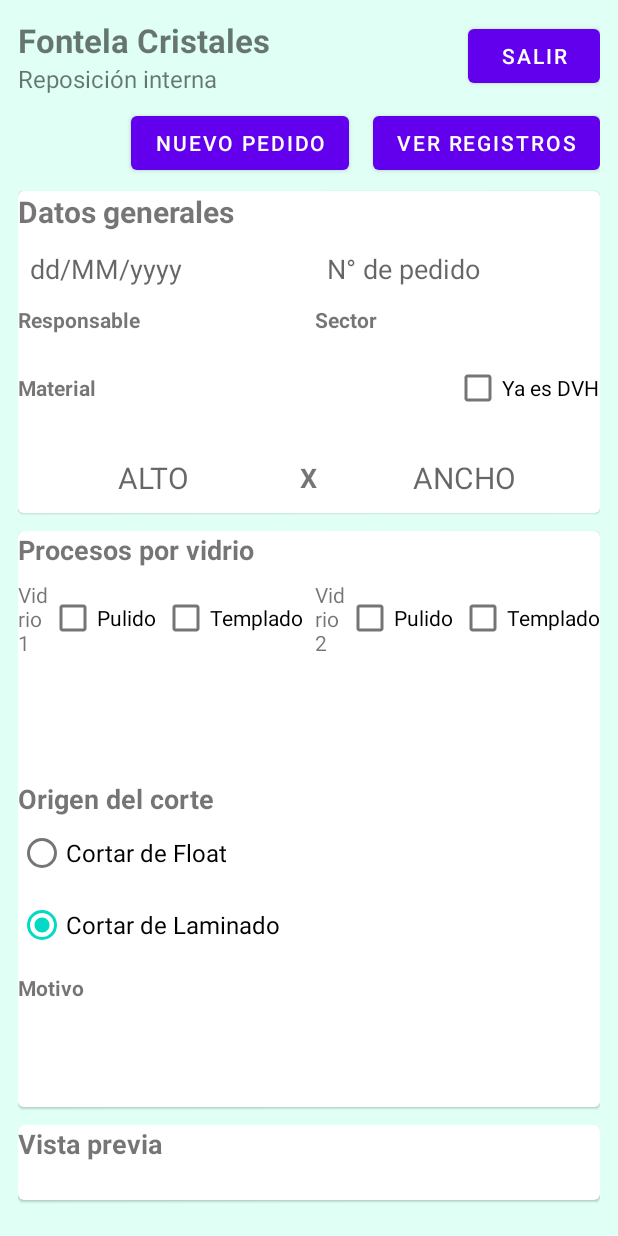
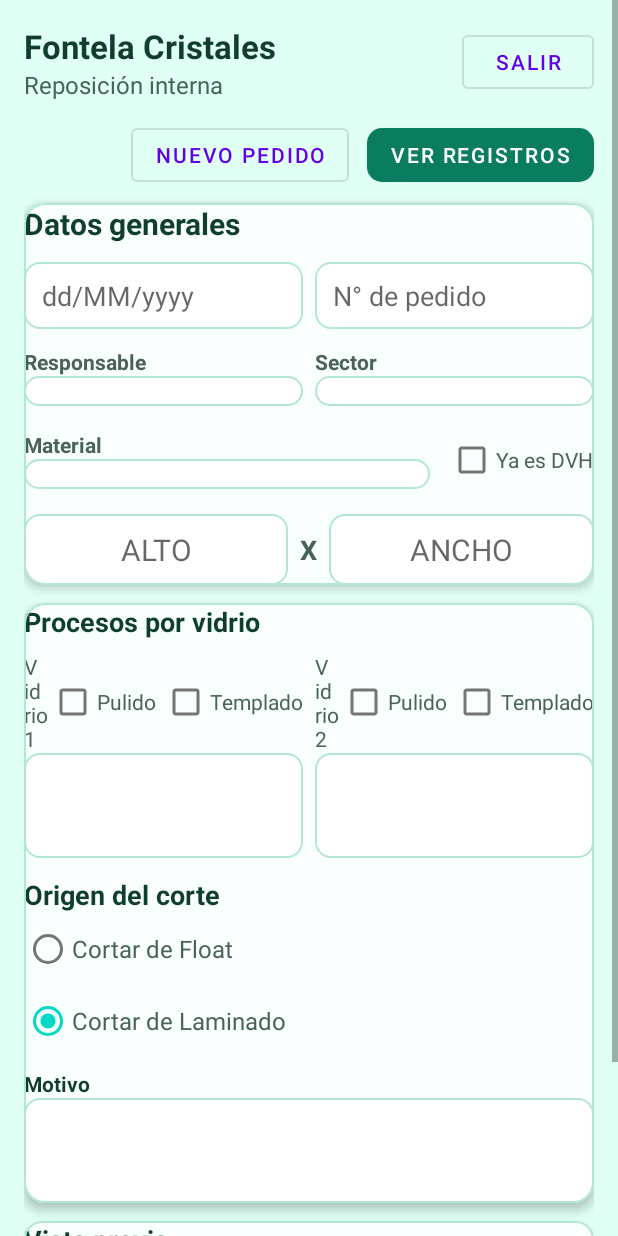
Before and after one commit to isalva-glitch/ReposicionInterna, an Android app: the layout activity_main.xml on its own in the app's theme, with its tools: preview values and no code run, on a phone screen of 412 x 824 dp. Run offline under Robolectric (Android 15) with nearby library versions, the phone set to English and light mode, and no system bars.

Commit message:
Mejoras visuales en pantallas sin alterar flujo

```diff
--- /dev/null
+++ b/app/src/main/res/drawable/input_background.xml
@@ -0,0 +1,14 @@
+<?xml version="1.0" encoding="utf-8"?>
+<shape xmlns:android="http://schemas.android.com/apk/res/android"
+    android:shape="rectangle">
+    <solid android:color="@android:color/white" />
+    <corners android:radius="10dp" />
+    <padding
+        android:left="12dp"
+        android:top="10dp"
+        android:right="12dp"
+        android:bottom="10dp" />
+    <stroke
+        android:width="1dp"
+        android:color="@color/card_stroke" />
+</shape>
--- a/app/src/main/res/layout/activity_main.xml
+++ b/app/src/main/res/layout/activity_main.xml
@@ -1,17 +1,24 @@
 <?xml version="1.0" encoding="utf-8"?>
-<LinearLayout xmlns:android="http://schemas.android.com/apk/res/android"
+<ScrollView xmlns:android="http://schemas.android.com/apk/res/android"
+    xmlns:app="http://schemas.android.com/apk/res-auto"
     android:layout_width="match_parent"
     android:layout_height="match_parent"
-    android:orientation="vertical"
-    android:padding="12dp"
-    android:background="#E0FFF5">
+    android:background="@color/app_bg"
+    android:fillViewport="true">
+
+    <LinearLayout
+        android:layout_width="match_parent"
+        android:layout_height="wrap_content"
+        android:orientation="vertical"
+        android:padding="16dp">
 
         <!-- CABECERA: Título + Subtítulo + Salir -->
         <LinearLayout
             android:layout_width="match_parent"
             android:layout_height="wrap_content"
             android:orientation="horizontal"
-            android:gravity="center_vertical">
+            android:gravity="center_vertical"
+            android:paddingBottom="8dp">
 
             <LinearLayout
                 android:layout_width="0dp"
@@ -25,17 +32,20 @@
                     android:layout_height="wrap_content"
                     android:text="Fontela Cristales"
                     android:textSize="22sp"
-                    android:textStyle="bold" />
+                    android:textStyle="bold"
+                    android:textColor="@color/accent_text" />
 
                 <TextView
                     android:layout_width="wrap_content"
                     android:layout_height="wrap_content"
                     android:text="Reposición interna"
-                    android:textSize="16sp" />
+                    android:textSize="16sp"
+                    android:textColor="@color/muted_text" />
             </LinearLayout>
 
-            <Button
+            <com.google.android.material.button.MaterialButton
                 android:id="@+id/btnSalir"
+                style="?attr/materialButtonOutlinedStyle"
                 android:layout_width="wrap_content"
                 android:layout_height="wrap_content"
                 android:text="Salir" />
@@ -47,21 +57,27 @@
             android:layout_height="wrap_content"
             android:orientation="horizontal"
             android:gravity="end"
-            android:paddingTop="8dp"
-            android:paddingBottom="8dp">
+            android:paddingTop="4dp"
+            android:paddingBottom="8dp"
+            android:baselineAligned="false">
 
-            <Button
+            <com.google.android.material.button.MaterialButton
                 android:id="@+id/btnNuevoPedido"
+                style="?attr/materialButtonOutlinedStyle"
                 android:layout_width="wrap_content"
                 android:layout_height="wrap_content"
                 android:text="Nuevo pedido" />
 
-            <Button
+            <com.google.android.material.button.MaterialButton
                 android:id="@+id/btnVerRegistros"
                 android:layout_width="wrap_content"
                 android:layout_height="wrap_content"
-                android:layout_marginStart="16dp"
-                android:text="Ver registros" />
+                android:layout_marginStart="12dp"
+                android:text="Ver registros"
+                app:backgroundTint="@color/primary_button"
+                app:strokeColor="@color/primary_button"
+                app:strokeWidth="0dp"
+                app:cornerRadius="10dp" />
         </LinearLayout>
 
         <!-- DATOS GENERALES -->
@@ -69,8 +85,12 @@
             android:layout_width="match_parent"
             android:layout_height="wrap_content"
             android:layout_marginBottom="12dp"
-            android:padding="12dp"
-            android:elevation="3dp">
+            android:padding="16dp"
+            app:cardCornerRadius="14dp"
+            app:cardElevation="4dp"
+            app:cardBackgroundColor="@color/panel_bg"
+            app:strokeColor="@color/card_stroke"
+            app:strokeWidth="1dp">
 
             <LinearLayout
                 android:layout_width="match_parent"
@@ -82,7 +102,8 @@
                     android:layout_height="wrap_content"
                     android:text="Datos generales"
                     android:textStyle="bold"
-                    android:textSize="20sp" />
+                    android:textSize="20sp"
+                    android:textColor="@color/accent_text" />
 
                 <!-- Fecha y número de pedido en la misma fila -->
                 <LinearLayout
@@ -101,8 +122,7 @@
                         android:textSize="18sp"
                         android:focusable="false"
                         android:inputType="date"
-                        android:background="@android:color/white"
-                        android:paddingHorizontal="8dp" />
+                        android:background="@drawable/input_background" />
 
                     <EditText
                         android:id="@+id/etNumeroPedido"
@@ -112,8 +132,7 @@
                         android:layout_marginStart="8dp"
                         android:hint="N° de pedido"
                         android:inputType="number"
-                        android:background="@android:color/white"
-                        android:paddingHorizontal="8dp" />
+                        android:background="@drawable/input_background" />
                 </LinearLayout>
 
                 <!-- Responsable y Sector en dos columnas -->
@@ -134,13 +153,14 @@
                             android:layout_width="wrap_content"
                             android:layout_height="wrap_content"
                             android:text="Responsable"
-                            android:textStyle="bold" />
+                            android:textStyle="bold"
+                            android:textColor="@color/muted_text" />
 
                         <Spinner
                             android:id="@+id/spResponsable"
                             android:layout_width="match_parent"
                             android:layout_height="wrap_content"
-                            android:background="@android:color/white" />
+                            android:background="@drawable/input_background" />
                     </LinearLayout>
 
                     <LinearLayout
@@ -154,13 +174,14 @@
                             android:layout_width="wrap_content"
                             android:layout_height="wrap_content"
                             android:text="Sector"
-                            android:textStyle="bold" />
+                            android:textStyle="bold"
+                            android:textColor="@color/muted_text" />
 
                         <Spinner
                             android:id="@+id/spSector"
                             android:layout_width="match_parent"
                             android:layout_height="wrap_content"
-                            android:background="@android:color/white" />
+                            android:background="@drawable/input_background" />
                     </LinearLayout>
                 </LinearLayout>
 
@@ -182,13 +203,14 @@
                             android:layout_width="wrap_content"
                             android:layout_height="wrap_content"
                             android:text="Material"
-                            android:textStyle="bold" />
+                            android:textStyle="bold"
+                            android:textColor="@color/muted_text" />
 
                         <Spinner
                             android:id="@+id/spMaterial"
                             android:layout_width="match_parent"
                             android:layout_height="wrap_content"
-                            android:background="@android:color/white" />
+                            android:background="@drawable/input_background" />
                     </LinearLayout>
 
                     <CheckBox
@@ -196,7 +218,8 @@
                         android:layout_width="wrap_content"
                         android:layout_height="wrap_content"
                         android:layout_marginStart="12dp"
-                        android:text="Ya es DVH" />
+                        android:text="Ya es DVH"
+                        android:textColor="@color/muted_text" />
                 </LinearLayout>
 
                 <!-- Dimensiones -->
@@ -216,8 +239,7 @@
                         android:inputType="numberDecimal"
                         android:textSize="20sp"
                         android:gravity="center"
-                        android:background="@android:color/white"
-                        android:paddingVertical="10dp" />
+                        android:background="@drawable/input_background" />
 
                     <TextView
                         android:layout_width="wrap_content"
@@ -225,7 +247,8 @@
                         android:layout_marginHorizontal="8dp"
                         android:text="X"
                         android:textStyle="bold"
-                        android:textSize="18sp" />
+                        android:textSize="18sp"
+                        android:textColor="@color/muted_text" />
 
                     <EditText
                         android:id="@+id/etAncho"
@@ -236,8 +259,7 @@
                         android:inputType="numberDecimal"
                         android:textSize="20sp"
                         android:gravity="center"
-                        android:background="@android:color/white"
-                        android:paddingVertical="10dp" />
+                        android:background="@drawable/input_background" />
                 </LinearLayout>
             </LinearLayout>
         </com.google.android.material.card.MaterialCardView>
@@ -247,8 +269,12 @@
             android:layout_width="match_parent"
             android:layout_height="wrap_content"
             android:layout_marginBottom="12dp"
-            android:elevation="3dp"
-            android:padding="12dp">
+            android:padding="16dp"
+            app:cardCornerRadius="14dp"
+            app:cardElevation="4dp"
+            app:cardBackgroundColor="@color/panel_bg"
+            app:strokeColor="@color/card_stroke"
+            app:strokeWidth="1dp">
 
             <LinearLayout
                 android:layout_width="match_parent"
@@ -260,7 +286,8 @@
                     android:layout_height="wrap_content"
                     android:text="Procesos por vidrio"
                     android:textStyle="bold"
-                    android:textSize="18sp" />
+                    android:textSize="18sp"
+                    android:textColor="@color/accent_text" />
 
                 <!-- Vidrios y procesos en dos columnas para reducir el alto -->
                 <LinearLayout
@@ -285,27 +312,30 @@
                                 android:layout_width="0dp"
                                 android:layout_height="wrap_content"
                                 android:layout_weight="1"
-                                android:text="Vidrio 1" />
+                                android:text="Vidrio 1"
+                                android:textColor="@color/muted_text" />
 
                             <CheckBox
                                 android:id="@+id/cbPulido"
                                 android:layout_width="wrap_content"
                                 android:layout_height="wrap_content"
-                                android:text="Pulido" />
+                                android:text="Pulido"
+                                android:textColor="@color/muted_text" />
 
                             <CheckBox
                                 android:id="@+id/cbTemplado"
                                 android:layout_width="wrap_content"
                                 android:layout_height="wrap_content"
                                 android:layout_marginStart="4dp"
-                                android:text="Templado" />
+                                android:text="Templado"
+                                android:textColor="@color/muted_text" />
                         </LinearLayout>
 
                         <EditText
                             android:id="@+id/etCara1"
                             android:layout_width="match_parent"
                             android:layout_height="70dp"
-                            android:background="@android:color/white"
+                            android:background="@drawable/input_background"
                             android:gravity="top"
                             android:inputType="textMultiLine" />
                     </LinearLayout>
@@ -327,27 +357,30 @@
                                 android:layout_width="0dp"
                                 android:layout_height="wrap_content"
                                 android:layout_weight="1"
-                                android:text="Vidrio 2" />
+                                android:text="Vidrio 2"
+                                android:textColor="@color/muted_text" />
 
                             <CheckBox
                                 android:id="@+id/cbPulidoCara2"
                                 android:layout_width="wrap_content"
                                 android:layout_height="wrap_content"
-                                android:text="Pulido" />
+                                android:text="Pulido"
+                                android:textColor="@color/muted_text" />
 
                             <CheckBox
                                 android:id="@+id/cbTempladoCara2"
                                 android:layout_width="wrap_content"
                                 android:layout_height="wrap_content"
                                 android:layout_marginStart="4dp"
-                                android:text="Templado" />
+                                android:text="Templado"
+                                android:textColor="@color/muted_text" />
                         </LinearLayout>
 
                         <EditText
                             android:id="@+id/etCara2"
                             android:layout_width="match_parent"
                             android:layout_height="70dp"
-                            android:background="@android:color/white"
+                            android:background="@drawable/input_background"
                             android:gravity="top"
                             android:inputType="textMultiLine" />
                     </LinearLayout>
@@ -360,7 +393,8 @@
                     android:text="Origen del corte"
                     android:textSize="18sp"
                     android:textStyle="bold"
-                    android:paddingTop="12dp" />
+                    android:paddingTop="12dp"
+                    android:textColor="@color/accent_text" />
 
                 <RadioGroup
                     android:id="@+id/rgOrigenCorte"
@@ -372,7 +406,8 @@
                         android:layout_width="wrap_content"
                         android:layout_height="wrap_content"
                         android:text="Cortar de Float"
-                        android:textSize="16sp" />
+                        android:textSize="16sp"
+                        android:textColor="@color/muted_text" />
 
                     <RadioButton
                         android:id="@+id/rbLaminado"
@@ -380,7 +415,8 @@
                         android:layout_height="wrap_content"
                         android:checked="true"
                         android:text="Cortar de Laminado"
-                        android:textSize="16sp" />
+                        android:textSize="16sp"
+                        android:textColor="@color/muted_text" />
                 </RadioGroup>
 
                 <!-- Motivo -->
@@ -389,13 +425,14 @@
                     android:layout_height="wrap_content"
                     android:text="Motivo"
                     android:paddingTop="8dp"
-                    android:textStyle="bold" />
+                    android:textStyle="bold"
+                    android:textColor="@color/accent_text" />
 
                 <EditText
                     android:id="@+id/etMotivo"
                     android:layout_width="match_parent"
                     android:layout_height="70dp"
-                    android:background="@android:color/white"
+                    android:background="@drawable/input_background"
                     android:gravity="top"
                     android:inputType="textMultiLine" />
             </LinearLayout>
@@ -406,8 +443,12 @@
             android:layout_width="match_parent"
             android:layout_height="wrap_content"
             android:layout_marginBottom="12dp"
-            android:elevation="2dp"
-            android:padding="12dp">
+            android:padding="16dp"
+            app:cardCornerRadius="12dp"
+            app:cardElevation="2dp"
+            app:cardBackgroundColor="@color/panel_bg"
+            app:strokeColor="@color/card_stroke"
+            app:strokeWidth="1dp">
 
             <LinearLayout
                 android:layout_width="match_parent"
@@ -420,14 +461,15 @@
                     android:text="Vista previa"
                     android:textStyle="bold"
                     android:textSize="18sp"
-                    android:paddingBottom="4dp" />
+                    android:paddingBottom="4dp"
+                    android:textColor="@color/accent_text" />
 
                 <TextView
                     android:id="@+id/tvResumen"
                     android:layout_width="match_parent"
                     android:layout_height="wrap_content"
                     android:textAppearance="@android:style/TextAppearance.Medium"
-                    android:textColor="#1B4B38"
+                    android:textColor="@color/muted_text"
                     android:lineSpacingExtra="4dp" />
             </LinearLayout>
         </com.google.android.material.card.MaterialCardView>
@@ -437,22 +479,32 @@
             android:layout_width="match_parent"
             android:layout_height="wrap_content"
             android:orientation="horizontal"
-            android:paddingTop="16dp">
+            android:paddingTop="8dp"
+            android:paddingBottom="8dp">
 
-            <Button
+            <com.google.android.material.button.MaterialButton
                 android:id="@+id/btnPreviewPdf"
                 android:layout_width="0dp"
                 android:layout_height="wrap_content"
                 android:layout_weight="1"
-                android:text="Vista previa" />
+                android:text="Vista previa"
+                app:backgroundTint="@color/primary_button"
+                app:strokeColor="@color/primary_button"
+                app:strokeWidth="0dp"
+                app:cornerRadius="14dp" />
 
-            <Button
+            <com.google.android.material.button.MaterialButton
                 android:id="@+id/btnGuardarEnviar"
                 android:layout_width="0dp"
                 android:layout_height="wrap_content"
                 android:layout_weight="1"
-                android:layout_marginStart="16dp"
-                android:text="Guardar y enviar" />
+                android:layout_marginStart="12dp"
+                android:text="Guardar y enviar"
+                app:backgroundTint="@color/primary_button"
+                app:strokeColor="@color/primary_button"
+                app:strokeWidth="0dp"
+                app:cornerRadius="14dp" />
         </LinearLayout>
 
     </LinearLayout>
+</ScrollView>
--- a/app/src/main/res/values/colors.xml
+++ b/app/src/main/res/values/colors.xml
@@ -1,5 +1,9 @@
 <?xml version="1.0" encoding="utf-8"?>
 <resources>
     <color name="app_bg">#E0FFF5</color>
-    <color name="spinner_bg">#FFFFFF</color>
+    <color name="panel_bg">#F8FFFD</color>
+    <color name="card_stroke">#B3E6D7</color>
+    <color name="accent_text">#0F3F2C</color>
+    <color name="muted_text">#4A6358</color>
+    <color name="primary_button">#0B7D5F</color>
 </resources>
```
Also changed, not shown: app/src/main/res/layout/activity_pdf_preview.xml (+33 -12 lines), app/src/main/res/layout/activity_records.xml (+26 -9 lines), app/src/main/res/layout/item_record.xml (+14 -6 lines).
